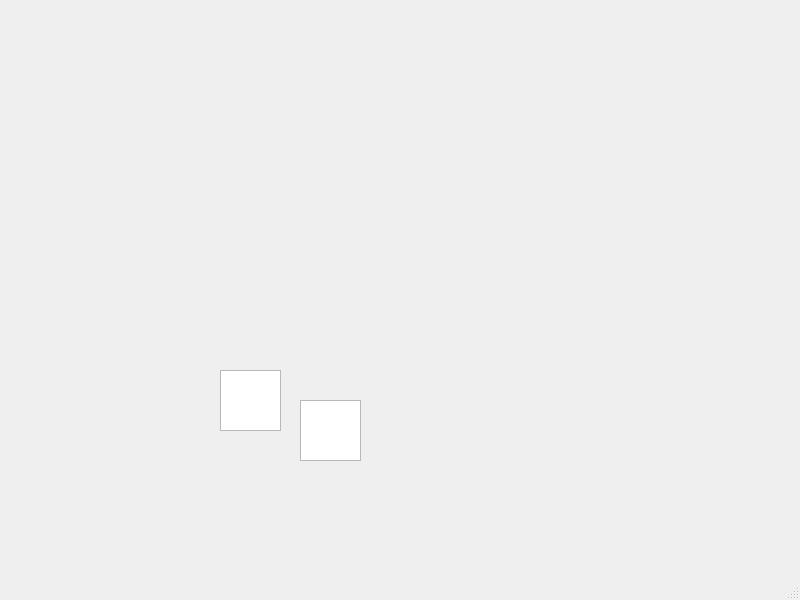
DanielDuranSW/TFG-DigitalTwin, file gui/mainwindow.ui: the form before one commit.
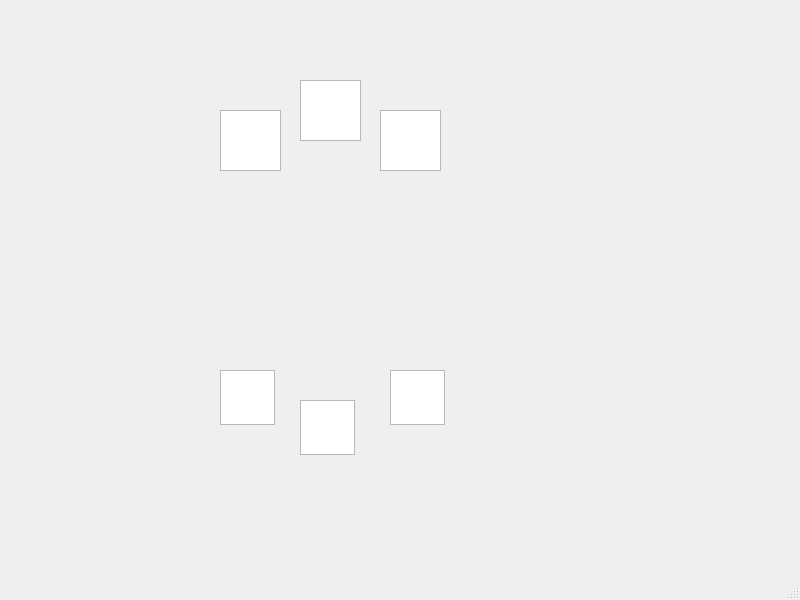
The form after the commit. Icons and pictures are not drawn.

Patch:
```diff
--- a/gui/mainwindow.ui
+++ b/gui/mainwindow.ui
@@ -21,24 +21,39 @@
     <property name="geometry">
      <rect>
       <x>220</x>
-      <y>370</y>
+      <y>110</y>
       <width>61</width>
       <height>61</height>
      </rect>
     </property>
+    <property name="autoFillBackground">
+     <bool>false</bool>
+    </property>
+    <property name="foregroundBrush">
+     <brush brushstyle="NoBrush">
+      <color alpha="255">
+       <red>0</red>
+       <green>0</green>
+       <blue>0</blue>
+      </color>
+     </brush>
+    </property>
    </widget>
-   <widget class="QGraphicsView" name="graphicsView_2">
-    <property name="geometry">
-     <rect>
-      <x>300</x>
-      <y>400</y>
-      <width>61</width>
-      <height>61</height>
-     </rect>
-    </property>
-    <property name="autoFillBackground">
+   <widget class="QGraphicsView" name="graphicsViewImu">
+    <property name="enabled">
      <bool>true</bool>
     </property>
+    <property name="geometry">
+     <rect>
+      <x>300</x>
+      <y>80</y>
+      <width>61</width>
+      <height>61</height>
+     </rect>
+    </property>
+    <property name="autoFillBackground">
+     <bool>false</bool>
+    </property>
     <property name="backgroundBrush">
      <brush brushstyle="NoBrush">
       <color alpha="255">
@@ -74,6 +89,142 @@
      <string/>
     </property>
    </widget>
+   <widget class="QGraphicsView" name="graphicsViewRam">
+    <property name="enabled">
+     <bool>true</bool>
+    </property>
+    <property name="geometry">
+     <rect>
+      <x>380</x>
+      <y>110</y>
+      <width>61</width>
+      <height>61</height>
+     </rect>
+    </property>
+    <property name="autoFillBackground">
+     <bool>false</bool>
+    </property>
+    <property name="backgroundBrush">
+     <brush brushstyle="NoBrush">
+      <color alpha="255">
+       <red>0</red>
+       <green>0</green>
+       <blue>0</blue>
+      </color>
+     </brush>
+    </property>
+    <property name="foregroundBrush">
+     <brush brushstyle="NoBrush">
+      <color alpha="0">
+       <red>0</red>
+       <green>0</green>
+       <blue>0</blue>
+      </color>
+     </brush>
+    </property>
+   </widget>
+   <widget class="QGraphicsView" name="graphicsViewBle">
+    <property name="enabled">
+     <bool>true</bool>
+    </property>
+    <property name="geometry">
+     <rect>
+      <x>390</x>
+      <y>370</y>
+      <width>55</width>
+      <height>55</height>
+     </rect>
+    </property>
+    <property name="autoFillBackground">
+     <bool>false</bool>
+    </property>
+    <property name="backgroundBrush">
+     <brush brushstyle="NoBrush">
+      <color alpha="255">
+       <red>0</red>
+       <green>0</green>
+       <blue>0</blue>
+      </color>
+     </brush>
+    </property>
+    <property name="foregroundBrush">
+     <brush brushstyle="NoBrush">
+      <color alpha="0">
+       <red>0</red>
+       <green>0</green>
+       <blue>0</blue>
+      </color>
+     </brush>
+    </property>
+   </widget>
+   <widget class="QGraphicsView" name="graphicsViewEnergy">
+    <property name="enabled">
+     <bool>true</bool>
+    </property>
+    <property name="geometry">
+     <rect>
+      <x>300</x>
+      <y>400</y>
+      <width>55</width>
+      <height>55</height>
+     </rect>
+    </property>
+    <property name="autoFillBackground">
+     <bool>false</bool>
+    </property>
+    <property name="backgroundBrush">
+     <brush brushstyle="NoBrush">
+      <color alpha="255">
+       <red>0</red>
+       <green>0</green>
+       <blue>0</blue>
+      </color>
+     </brush>
+    </property>
+    <property name="foregroundBrush">
+     <brush brushstyle="NoBrush">
+      <color alpha="0">
+       <red>0</red>
+       <green>0</green>
+       <blue>0</blue>
+      </color>
+     </brush>
+    </property>
+   </widget>
+   <widget class="QGraphicsView" name="graphicsViewCustom">
+    <property name="enabled">
+     <bool>true</bool>
+    </property>
+    <property name="geometry">
+     <rect>
+      <x>220</x>
+      <y>370</y>
+      <width>55</width>
+      <height>55</height>
+     </rect>
+    </property>
+    <property name="autoFillBackground">
+     <bool>false</bool>
+    </property>
+    <property name="backgroundBrush">
+     <brush brushstyle="NoBrush">
+      <color alpha="255">
+       <red>0</red>
+       <green>0</green>
+       <blue>0</blue>
+      </color>
+     </brush>
+    </property>
+    <property name="foregroundBrush">
+     <brush brushstyle="NoBrush">
+      <color alpha="0">
+       <red>0</red>
+       <green>0</green>
+       <blue>0</blue>
+      </color>
+     </brush>
+    </property>
+   </widget>
    <zorder>label</zorder>
    <zorder>graphicsView</zorder>
    <zorder>graphicsView_2</zorder>
```
Left out of the diff: 10 changed lines with no effect on the pictures.
